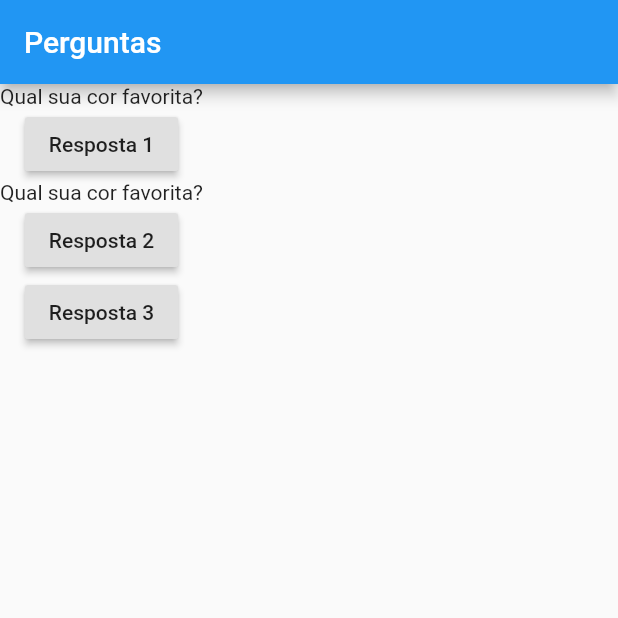
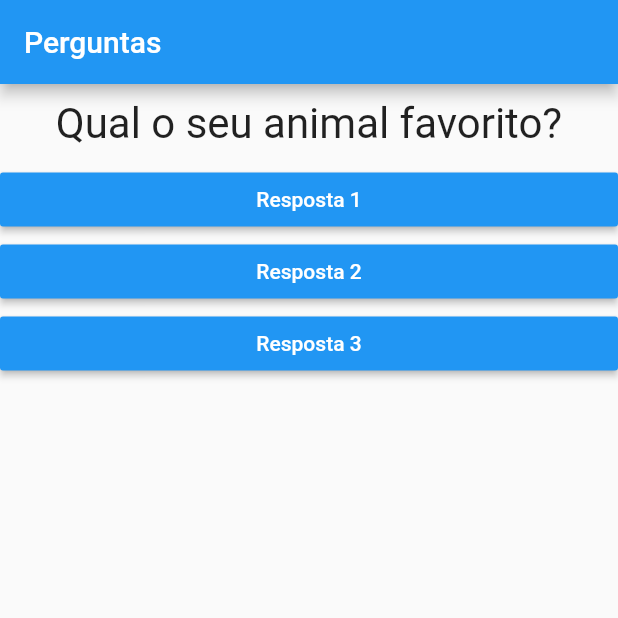
Before and after one commit to tocalopes/curso-flutter, a Flutter app: the screen it shows after launch, after a tap on "Resposta 1", on a phone screen of 412 x 824 dp, the top half of it. Run offline on Flutter 3.47's test engine with Material 2 defaults, Android fonts, the phone set to English and light mode, and no system bars.

Commit message:
adição de perguntas e quebra de componentes

```diff
--- a/lib/main.dart
+++ b/lib/main.dart
@@ -1,22 +1,36 @@
 import 'package:flutter/material.dart';
+import './questao.dart';
+import './resposta.dart';
 
 main(){
   runApp(PerguntaApp());
 }
+class _PerguntaAppState extends State<PerguntaApp>{
+  var _perguntaSelecionada = 0;
 
-class PerguntaApp extends StatelessWidget{
-
-  final perguntaSelecionada = 0;
-
-  void responder(){
-    //perguntaSelecionada++;
+  void _responder(){
+    setState(() {
+      _perguntaSelecionada++;
+    });
     print("Respondido");
   }
+
+  @override
   Widget build(BuildContext context){
 
-    final List<String> perguntas = [
-      'Qual sua cor favorita?',
-      'Qual seu animal favorito?'
+    final List<Map<String,Object>> perguntas = [
+      {
+        'texto' : 'Qual sua cor favorita?',
+        'resposta' : ['Preto','Vermelho','roxo','Branco']
+      },
+      {
+        'texto' : 'Qual o seu animal favorito?',
+        'resposta' : ['Coelho','Cobra','elefante','Leão'],
+      },
+      {
+        'texto' : 'Qual o seu pookemon favorito?',
+        'resposta' : ['Pikachu','Blastoise','fodasemon','Goku'],
+      },
     ];
 
     return MaterialApp(
@@ -26,25 +40,22 @@ class PerguntaApp extends StatelessWidget{
         ),
         body: Column(
           children: [
-            Text(perguntas[perguntaSelecionada]),
-            RaisedButton(
-              child: Text('Resposta 1'),
-              onPressed: responder,
-            ),
-            Text(perguntas[perguntaSelecionada]),
-            RaisedButton(
-              child: Text('Resposta 2'),
-              onPressed: responder,
-            ),
-            RaisedButton(
-              child: Text('Resposta 3'),
-              onPressed: responder,
-            ),
+            Questao(perguntas[_perguntaSelecionada]['texto']),
+            Resposta("Resposta 1",_responder),
+            Resposta("Resposta 2",_responder),
+            Resposta("Resposta 3",_responder),
           ],
         ),
 
       ),
     );
   }
+}
+
+class PerguntaApp extends StatefulWidget{
+
+  _PerguntaAppState createState(){
+    return new _PerguntaAppState();
+  }
 
 }
--- /dev/null
+++ b/lib/questao.dart
@@ -0,0 +1,21 @@
+import 'package:flutter/material.dart';
+
+class Questao extends StatelessWidget {
+
+  final String texto;
+
+  Questao(this.texto);
+
+  @override
+  Widget build(BuildContext context) {
+    return Container(
+      width: double.infinity,
+      margin: EdgeInsets.all(10),
+      child: Text(
+        texto,
+        style: TextStyle(fontSize:28),
+        textAlign: TextAlign.center,
+      ),
+    );
+  }
+}
--- /dev/null
+++ b/lib/resposta.dart
@@ -0,0 +1,22 @@
+import 'package:flutter/material.dart';
+
+class Resposta extends StatelessWidget {
+
+  final String label;
+  final void Function() onPressed;
+
+  Resposta(this.label,this.onPressed);
+
+  @override
+  Widget build(BuildContext context) {
+    return Container(
+      width: double.infinity,
+      child: RaisedButton(
+      onPressed: onPressed,
+      color: Colors.blue,
+      textColor: Colors.white,
+      child: Text(label),
+      ),
+    );
+  }
+}
```
